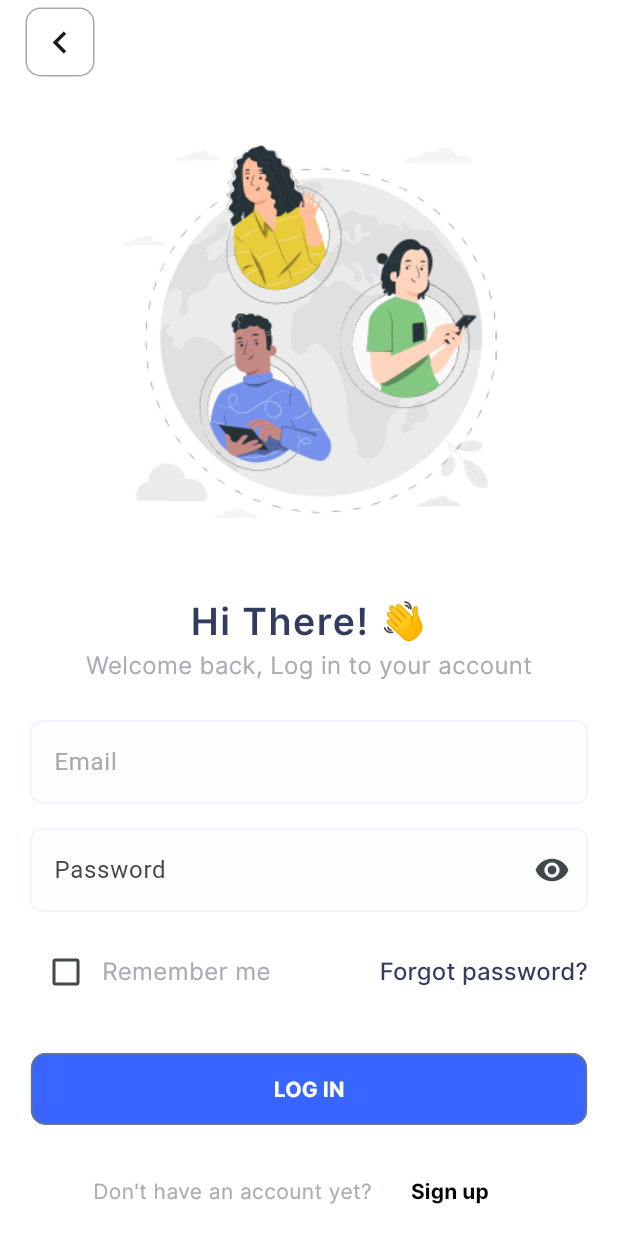
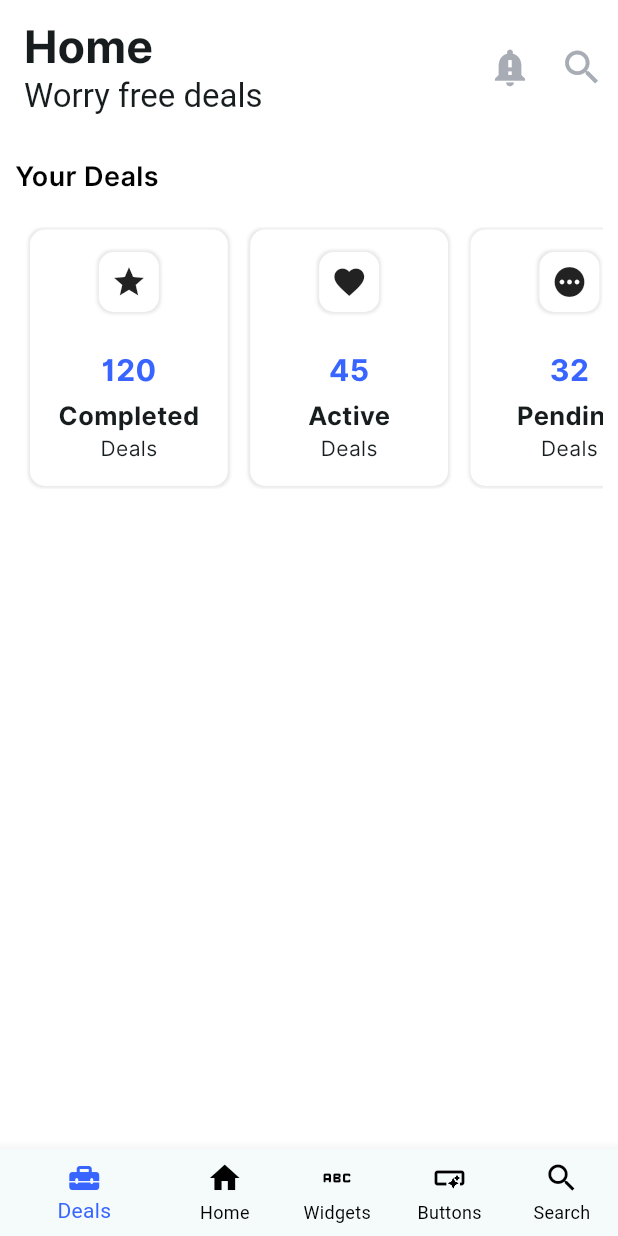
Before and after one commit to FaisalKhawaj/Flutter, a Flutter app: the Login screen opened by its route, after a tap on "LOG IN", on a phone screen of 412 x 824 dp. Run offline on Flutter 3.47's test engine with Material 3 defaults, Android fonts, the phone set to English and light mode, and no system bars; our stand-ins replace carousel_slider, flutter_svg, get, pinput, shared_preferences, smooth_page_indicator; accounts and stored records are empty.

Commit message:
home deals, horizontal listview builder added

```diff
--- a/lib/main.dart
+++ b/lib/main.dart
@@ -1,11 +1,7 @@
 
 import 'package:first_app/routes/app_routes.dart';
 import 'package:first_app/routes/app_pages.dart';
-
-import 'package:first_app/screens/AllWidgets.dart';
-import 'package:first_app/screens/auth/view/Login.dart';
-
-import 'package:first_app/screens/auth/view/Onboarding.dart';
+import 'package:flutter_svg/flutter_svg.dart';
 import 'package:flutter/material.dart';
 import 'package:get/get.dart'; // Import GetX
 
--- a/lib/resources/colors.dart
+++ b/lib/resources/colors.dart
@@ -7,6 +7,7 @@ class AppColor{
   Color primaryDescription = const Color(0xFFA8ACB4);
   Color primaryGreyText = const Color(0xFF797B89);
 
+  Color primaryGreyBox=const Color(0xFFfefefe);
 
   // buttons
 Color primaryButtonText = const Color(0xFFFFDE33);
--- a/lib/resources/text_style.dart
+++ b/lib/resources/text_style.dart
@@ -1,7 +1,8 @@
 
 
 import 'dart:ui';
-import 'package:flutter/cupertino.dart';
+import 'package:first_app/theme/app_colors.dart';
+import 'package:flutter/material.dart';
 
 import '../resources/resources.dart';
 
@@ -26,11 +27,32 @@ class AppTextStyle{
   }
 
   TextStyle descriptionOnboarding(){
-    return TextStyle(
+    return  TextStyle(
         fontSize: 16,
         fontFamily: 'Inter',
         fontWeight: FontWeight.w400,
         color: R.colors.primaryDescription
     );
   }
+
+  TextStyle dealCategoryTitle(){
+    return const TextStyle(
+        color: AppColors.black,
+        fontSize: 18,
+        fontFamily: 'Inter',
+        fontWeight: FontWeight.w600
+    );
+  }
+
+  TextStyle unselectedDealButton(){
+    return TextStyle(color: AppColors.primaryButton, fontSize: 20,fontFamily: 'Inter',fontWeight: FontWeight.bold);
+  }
+
+  BoxShadow dealBoxShadow(){
+    return BoxShadow(spreadRadius: 1,
+        blurRadius: 1,
+        offset: const Offset(0,0),
+        color:Colors.grey.withOpacity(0.24)
+    );
+  }
 }
--- a/lib/routes/app_pages.dart
+++ b/lib/routes/app_pages.dart
@@ -1,9 +1,16 @@
+import 'package:first_app/screens/AllButtons.dart';
+import 'package:first_app/screens/AllWidgets.dart';
+import 'package:first_app/screens/CustomTextInput.dart';
+import 'package:first_app/screens/Home.dart';
+import 'package:first_app/screens/SearchDeals.dart';
 import 'package:first_app/screens/auth/view/Login.dart';
 import 'package:first_app/screens/auth/view/Onboarding.dart';
 import 'package:first_app/screens/auth/view/Signup.dart';
 import 'package:first_app/screens/auth/view/forgotpassword.dart';
 import 'package:first_app/screens/auth/view/otp-verification.dart';
 import 'package:first_app/screens/auth/view/verify-contact-details.dart';
+import 'package:first_app/screens/homedeals.dart';
+import 'package:first_app/widgets/custom_bottom_tab.dart';
 
 import 'app_routes.dart';
 import 'package:get/route_manager.dart';
@@ -17,5 +24,14 @@ abstract class AppPages{
     GetPage(name:Routes.otpVerification,page: ()=>const OtpVerification()),
     GetPage(name: Routes.verifyContactDetails, page: ()=>const VerifyContactDetails()),
 
+    GetPage(name: Routes.allButtons, page:()=>const AllButtons()),
+    GetPage(name: Routes.allWidget, page: ()=>const AllWidgets()),
+    GetPage(name: Routes.customTextInput, page: ()=>const CustomTextInput()),
+    GetPage(name: Routes.searchdeals, page:()=>const SearchDeals()),
+    GetPage(name: Routes.demoHome, page: ()=>const Home()),
+    GetPage(name: Routes.bottomTab, page: ()=>const CustomBottomTab()),
+    GetPage(name: Routes.homeDeals, page: ()=> HomeDeals())
+
+
   ];
 }
--- a/lib/routes/app_routes.dart
+++ b/lib/routes/app_routes.dart
@@ -8,4 +8,12 @@ abstract class Routes{
   static const otpVerification="/OtpVerification";
   static const verifyContactDetails="/VerifyContactDetails";
 
+  static const allButtons = "/AllButtons";
+  static const allWidget = "/AllWidget";
+  static const customTextInput = "/CustomTextInput";
+  static const demoHome = "/Home";
+  static const searchdeals = "/SearchDeals";
+
+  static const bottomTab="/CustomBottomTab";
+  static const homeDeals="/HomeDeals";
 }
--- a/lib/screens/auth/view/Login.dart
+++ b/lib/screens/auth/view/Login.dart
@@ -195,7 +195,7 @@ class _LoginState extends State<Login> {
                   textColor: Colors.white,
                   buttonName: 'LOG IN',
                   onPressed: (){
-                    // Get.toNamed(Routes.verifyContactDetails)
+                    Get.toNamed(Routes.bottomTab);
                   },
                   backgroundColor: AppColors.primaryButton,
                   width: MediaQuery.of(context).size.width*0.9,
--- a/lib/screens/auth/widget/DealsButton.dart
+++ b/lib/screens/auth/widget/DealsButton.dart
@@ -0,0 +1,53 @@
+
+
+import 'package:flutter/material.dart';
+import '../../../resources/resources.dart';
+import 'package:first_app/app_export.dart';
+import 'package:first_app/screens/homedeals.dart'; // Import the MyItem class from homedeals.dart
+
+
+class DealsButton extends StatelessWidget{
+
+final MyItem item;
+
+
+   DealsButton({super.key,required this.item,});
+
+  @override
+  Widget build(BuildContext context) {
+    // TODO: implement build
+    return   Container(
+      padding: const EdgeInsets.symmetric(vertical: 15,horizontal: 10),
+      margin:const EdgeInsets.only(right: 15,top: 2,bottom: 2),
+      constraints: BoxConstraints.expand(width:MediaQuery.of(context).size.width*0.32,height: 170 ),
+      decoration: BoxDecoration(
+        boxShadow: [R.textStyle.dealBoxShadow()],
+        color: Colors.white,
+        // color: R.colors.primaryGreyBox,
+        borderRadius: BorderRadius.circular(10),
+      ),
+      child: Column(
+        mainAxisAlignment: MainAxisAlignment.spaceBetween,
+        children: [
+          Container(
+            constraints: BoxConstraints.expand(width: 40,height: 40),
+            child:  Icon(item.icon),
+            decoration: BoxDecoration(color: Colors.white,
+              boxShadow: [R.textStyle.dealBoxShadow()],
+              borderRadius: BorderRadius.circular(10),
+            ),
+          ),
+         Column(
+            children:[
+              Text(item.count.toString(), style: R.textStyle.unselectedDealButton(),),
+           const SizedBox(height: 4,),
+              Text(item.type,style: TextStyle(fontSize: 17,fontFamily: 'Inter',fontWeight: FontWeight.bold,)),
+              Text('Deals',style: TextStyle(fontSize: 14,fontFamily: 'Inter',fontWeight: FontWeight.w400),)
+            ] ,
+          )
+        ],
+      ),
+    );
+  }
+
+}
--- a/lib/screens/homedeals.dart
+++ b/lib/screens/homedeals.dart
@@ -0,0 +1,81 @@
+
+
+import 'package:first_app/app_export.dart';
+import 'package:first_app/main.dart';
+import 'package:first_app/screens/auth/widget/DealsButton.dart';
+import 'package:flutter/material.dart';
+import '../../../resources/resources.dart';
+
+// Step 1: Define a custom class with properties icon, type, and count
+class MyItem {
+  final IconData icon;  // Icon for the item
+  final String type;    // Type of the item
+  final int count;      // Count of the item
+
+  MyItem({required this.icon, required this.type, required this.count});
+}
+
+
+
+class HomeDeals extends StatelessWidget{
+   HomeDeals({super.key});
+
+  final List<MyItem> dealCategory=[
+    MyItem(icon: Icons.star, type: 'Completed', count: 120),
+    MyItem(icon: Icons.favorite, type: 'Active', count: 45),
+    MyItem(icon: Icons.pending, type: 'Pending', count: 32),
+    MyItem(icon: Icons.cancel, type: 'Cancelled', count: 02),
+  ];
+
+  @override
+  Widget build(BuildContext context) {
+    // TODO: implement build
+    return Scaffold(
+      // backgroundColor: AppColors.secondaryBg,
+      appBar: AppBar(
+        toolbarHeight: 90,
+        backgroundColor: Colors.white,
+        surfaceTintColor: Colors.white,
+        elevation: 4,
+        centerTitle: false,
+        automaticallyImplyLeading: false,
+        title: Column(
+          crossAxisAlignment: CrossAxisAlignment.start,
+          children: [
+            const Text('Home',style: TextStyle(
+              fontSize: 30,
+              fontFamily: 'Inter',
+              fontWeight: FontWeight.bold
+            ),),
+            const Text('Worry free deals',)
+          ],
+        ),
+        actions: [
+          IconButton(onPressed: (){}, icon: Icon(Icons.notification_important,color: AppColors.primaryDescription,size: 30,)),
+          IconButton(onPressed: (){}, icon: Icon(Icons.search,color: AppColors.primaryDescription,size: 30)),
+        ],
+      ),
+      body: SafeArea(child: Padding(padding: EdgeInsets.symmetric(vertical: 15, horizontal: 10),
+        child:Column(crossAxisAlignment: CrossAxisAlignment.start, children: [
+          Text('Your Deals',style:R.textStyle.dealCategoryTitle()),
+          SizedBox(height: 20,),
+
+          SizedBox(height: 175,
+
+            width: MediaQuery.of(context).size.width,
+            child: ListView.builder(
+              itemCount: dealCategory.length,
+              shrinkWrap: true,
+              padding: const EdgeInsets.only(left: 10),
+              scrollDirection: Axis.horizontal,
+              itemBuilder:(context,index){
+                return  DealsButton(item:dealCategory[index]);
+              },
+            ),
+          )
+
+        ],) ,)),
+    );
+  }
+
+}
--- a/lib/theme/app_colors.dart
+++ b/lib/theme/app_colors.dart
@@ -15,6 +15,7 @@ class AppColors{
   static const Color primaryButton= Color(0xFF3865FF);
   // Secondary Colors
   static const Color secondaryColor = Color(0xFFB4A8AC);
+  static const Color secondaryBg=Color(0xFFfcfcfc);
   static const Color accentColor = Color(0xFFFF6F61);
 
   // Neutral Colors
--- a/lib/widgets/FoodItems.dart
+++ b/lib/widgets/FoodItems.dart
@@ -25,9 +25,9 @@ class FoodItems extends StatelessWidget{
       decoration: BoxDecoration(
         color: Colors.white,
         boxShadow: [BoxShadow(spreadRadius: 0.5,
-            blurRadius: 2,
-            offset: const Offset(0,2),
-            color: Colors.black.withOpacity(0.2)
+            blurRadius: 3,
+            offset: const Offset(0,1),
+            color: Colors.black.withOpacity(0.3)
         )],
         borderRadius: BorderRadius.circular(20),
         shape: BoxShape.rectangle,
--- a/lib/widgets/custom_bottom_tab.dart
+++ b/lib/widgets/custom_bottom_tab.dart
@@ -0,0 +1,61 @@
+
+
+import 'package:first_app/app_export.dart';
+import 'package:first_app/main.dart';
+import 'package:first_app/screens/AllButtons.dart';
+import 'package:first_app/screens/AllWidgets.dart';
+import 'package:first_app/screens/Home.dart';
+import 'package:first_app/screens/SearchDeals.dart';
+import 'package:first_app/screens/homedeals.dart';
+import 'package:flutter/material.dart';
+
+class CustomBottomTab extends StatefulWidget{
+
+  const CustomBottomTab({super.key});
+
+  @override
+  _CustomBottomTabState createState()=>_CustomBottomTabState();
+}
+
+class _CustomBottomTabState extends State<CustomBottomTab>{
+  // Current selected index for the bottom navigation
+  int _currentIndex = 0;
+  final List<Widget> _screens=[
+    HomeDeals(),
+    Home(),
+    AllWidgets(),
+    AllButtons(),
+    SearchDeals(),
+  ];
+
+  @override
+  Widget build(BuildContext context) {
+    // TODO: implement build
+
+    void _onItemTapped(int index){
+      setState(() {
+        _currentIndex=index;
+      });
+    }
+    return Scaffold(
+      backgroundColor: Colors.white,
+      // appBar: AppBar(title: Text('Bottom Tab'),),
+      body: _screens[_currentIndex],
+      bottomNavigationBar: BottomNavigationBar(
+        backgroundColor: Colors.white,
+          selectedItemColor: AppColors.primaryButton,
+          unselectedItemColor: AppColors.black,
+          showUnselectedLabels: true,
+          showSelectedLabels: true,
+          currentIndex: _currentIndex,
+          onTap:_onItemTapped,
+          items: const [
+            BottomNavigationBarItem(icon: Icon(Icons.home_repair_service_rounded),label: 'Deals'),
+            BottomNavigationBarItem(icon: Icon(Icons.home),label: 'Home',),
+            BottomNavigationBarItem(icon: Icon(Icons.abc_rounded),label: 'Widgets'),
+            BottomNavigationBarItem(icon: Icon(Icons.smart_button),label: 'Buttons'),
+            BottomNavigationBarItem(icon: Icon(Icons.search),label: 'Search')
+          ]),
+    );
+  }
+}
--- a/pubspec.yaml
+++ b/pubspec.yaml
@@ -42,6 +42,7 @@ dependencies:
   smooth_page_indicator: ^1.2.0+3
   pinput: ^5.0.0
   route_manager: ^2.0.2
+  flutter_svg: ^2.0.14
 
 dev_dependencies:
   flutter_test:
```
Also changed, not shown: lib/screens/Home.dart (+14 -20 lines), lib/screens/auth/view/Signup.dart (+36 -13 lines), pubspec.lock.
